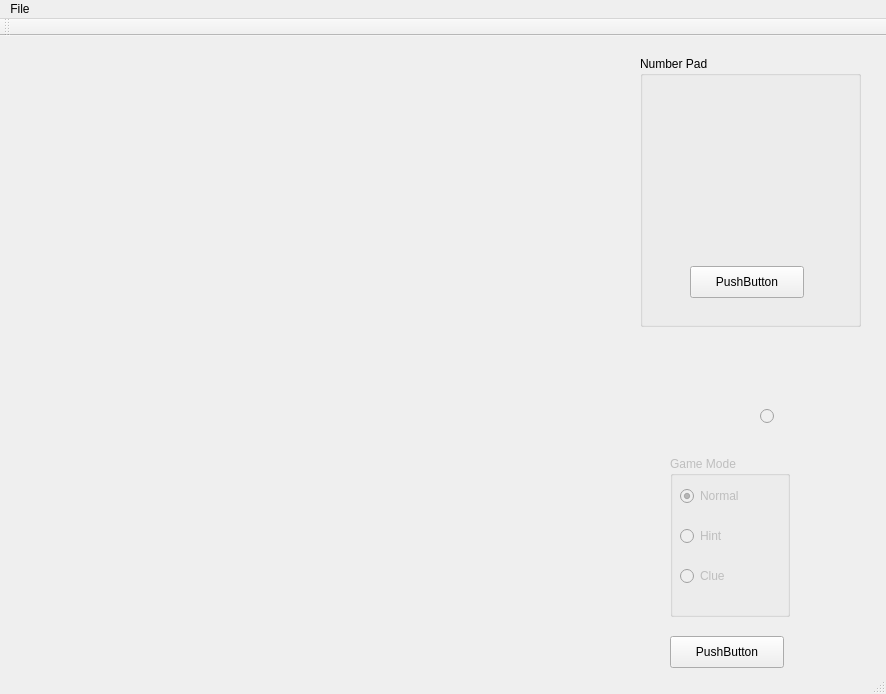
Qt form Sudoku/Functional Version/sudoku.ui (WolfJake/Sudoku) before a commit.
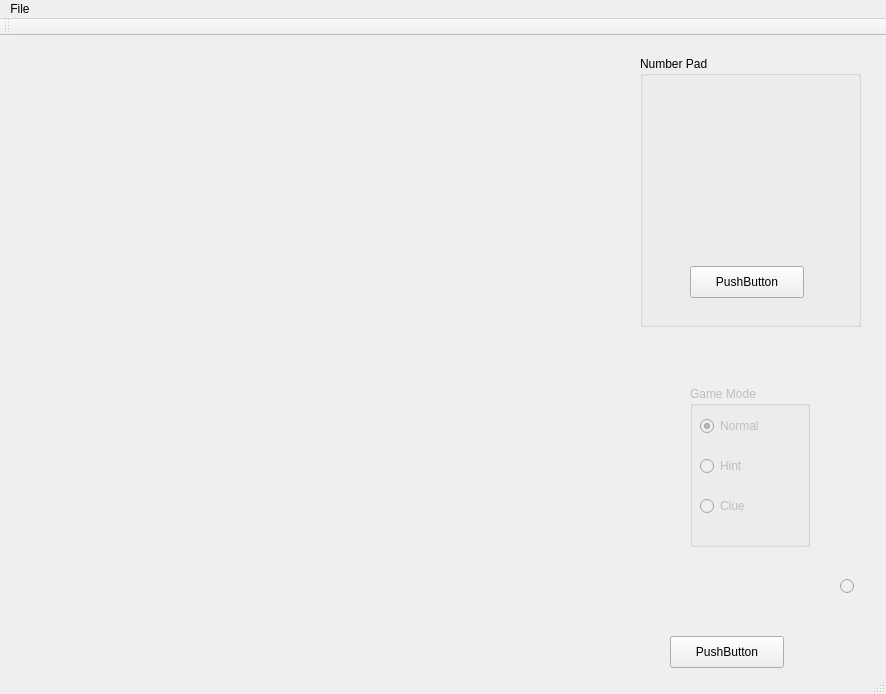
The same form after that commit.

```diff
--- a/Sudoku/Functional Version/sudoku.ui
+++ b/Sudoku/Functional Version/sudoku.ui
@@ -31,8 +31,8 @@
     </property>
     <property name="geometry">
      <rect>
-      <x>760</x>
-      <y>370</y>
+      <x>840</x>
+      <y>540</y>
       <width>21</width>
       <height>20</height>
      </rect>
@@ -108,8 +108,8 @@
     </property>
     <property name="geometry">
      <rect>
-      <x>670</x>
-      <y>420</y>
+      <x>690</x>
+      <y>350</y>
       <width>120</width>
       <height>161</height>
      </rect>
```
Left out of the diff: 9 changed lines with no effect on the pictures.
